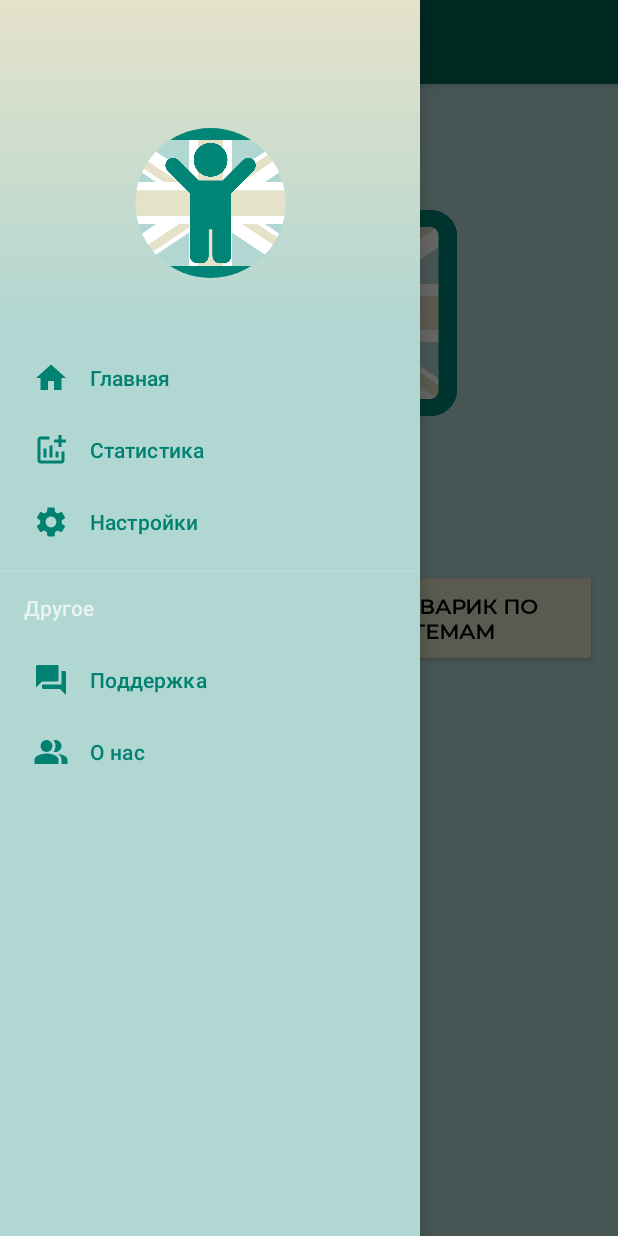
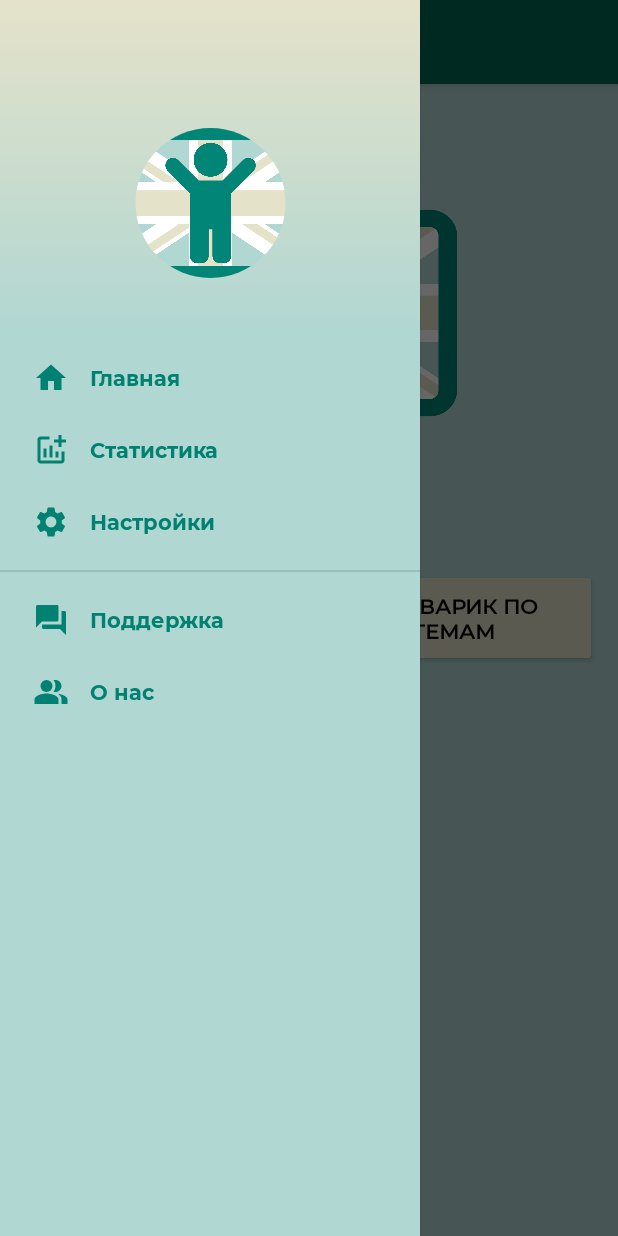
Before and after one commit to Soudagh/KidEng, an Android app: the screen it shows after launch (MainActivity), with the side drawer open, on a phone screen of 412 x 824 dp. Run offline under Robolectric (Android 15) with nearby library versions, the phone set to English and light mode, and no system bars; our stand-ins replace Room's generated code, navigation-ui; plain views replace RoundedImageView.

Commit message:
toolbars

```diff
--- a/app/src/main/java/com/example/kideng/ui/activities/GameActivity.java
+++ b/app/src/main/java/com/example/kideng/ui/activities/GameActivity.java
@@ -38,6 +38,7 @@ public class GameActivity extends AppCompatActivity {
         getSupportFragmentManager()
                 .beginTransaction()
                 .replace(R.id.container_start, GameTextFragment.newInstance(translate, goal, duration, themeList))
+                .addToBackStack(null)
                 .commit();
     }
 
--- a/app/src/main/java/com/example/kideng/ui/fragments/game/GameFragment.java
+++ b/app/src/main/java/com/example/kideng/ui/fragments/game/GameFragment.java
@@ -81,6 +81,9 @@ public class GameFragment extends Fragment {
 
         View view = inflater.inflate(R.layout.game_fragment, container, false);
 
+        skippedWords.clear();
+        Log.d("asfasf", String.valueOf(skippedWords));
+
         mCounterTimeTv = view.findViewById(R.id.time_counter_tv);
         mWordTv = view.findViewById(R.id.word_tv);
         mTranslateTv = view.findViewById(R.id.translate_et);
@@ -138,7 +141,7 @@ public class GameFragment extends Fragment {
             }
             rightAnswer = "";
             mTranslateTv.setText("");
-            onSkipClick(getView());
+            setWord();
             mTick.setVisibility(View.VISIBLE);
             mCross.setVisibility(View.INVISIBLE);
         } else {
@@ -169,6 +172,7 @@ public class GameFragment extends Fragment {
 
     private void endGame() {
         mCounterTimeTv.setText("");
+        Log.d("asfasf", String.valueOf(skippedWords));
         Activity activity = getActivity();
         if (activity instanceof GameActivity) {
             String rString = String.valueOf(rCounter);
--- a/app/src/main/res/layout/activity_main.xml
+++ b/app/src/main/res/layout/activity_main.xml
@@ -3,6 +3,7 @@
     xmlns:tools="http://schemas.android.com/tools"
     xmlns:app="http://schemas.android.com/apk/res-auto"
     android:id="@+id/drawer_layout"
+    style="@style/DrawerLayoutStyle"
     android:layout_width="match_parent"
     android:layout_height="match_parent"
     android:fitsSystemWindows="true"
@@ -16,15 +17,15 @@
 
     <com.google.android.material.navigation.NavigationView
         android:id="@+id/nav_view"
-        style="@style/MyText"
-        app:itemTextColor="@color/teal_500"
-        app:itemIconTint="@color/teal_500"
         android:layout_width="wrap_content"
         android:layout_height="match_parent"
         android:layout_gravity="start"
         android:background="@color/primary"
         android:fitsSystemWindows="true"
         app:headerLayout="@layout/nav_header"
+        app:itemIconTint="@color/teal_500"
+        app:itemTextAppearance="@style/MyText"
+        app:itemTextColor="@color/teal_500"
         app:menu="@menu/activity_main_drawer" />
 
    </androidx.drawerlayout.widget.DrawerLayout>
--- a/app/src/main/res/layout/game_text_fragment.xml
+++ b/app/src/main/res/layout/game_text_fragment.xml
@@ -6,6 +6,9 @@
     android:background="#B1D7D2"
     tools:context=".ui.fragments.game.GameTextFragment">
 
+    <androidx.appcompat.widget.Toolbar
+        android:id="@+id/toolbar"
+        style="@style/MyToolBar" />
 
     <LinearLayout
         android:layout_width="wrap_content"
--- a/app/src/main/res/menu/activity_main_drawer.xml
+++ b/app/src/main/res/menu/activity_main_drawer.xml
@@ -24,8 +24,7 @@
 
     </group>
 
-    <item android:title="@string/others">
-        <menu>
+    <group>
         <item android:id="@+id/nav_support"
             android:icon="@drawable/ic_help"
             android:title="@string/support"/>
@@ -33,7 +32,7 @@
         <item android:id="@+id/nav_about_us"
             android:icon="@drawable/ic_about_us"
             android:title="@string/about_us"/>
-        </menu>
-    </item>
+
+    </group>
 
 </menu>
--- a/app/src/main/res/menu/navigation_menu.xml
+++ b/app/src/main/res/menu/navigation_menu.xml
@@ -20,8 +20,7 @@
             android:title="@string/settings"/>
     </group>
 
-    <item android:title="Другое">
-        <menu>
+    <group>
         <item android:id="@+id/nav_support"
             android:icon="@drawable/ic_help"
             android:title="@string/support"/>
@@ -29,6 +28,5 @@
         <item android:id="@+id/nav_about_us"
             android:icon="@drawable/ic_about_us"
             android:title="@string/about_us"/>
+    </group>
 </menu>
-    </item>
-</menu>
--- a/app/src/main/res/values/themes.xml
+++ b/app/src/main/res/values/themes.xml
@@ -1,15 +1,13 @@
 <resources xmlns:tools="http://schemas.android.com/tools">
     <!-- Base application theme. -->
-    <style name="Theme.MyProject" parent="Theme.MaterialComponents.NoActionBar">
+    <style name="Theme.MyProject" parent="Theme.MaterialComponents.DayNight.NoActionBar">
 
+        <item name="android:forceDarkAllowed" tools:targetApi="q">true</item>
         <!-- Primary brand color. -->
-        <item name="colorPrimary">@color/teal_700</item>
-        <item name="colorPrimaryVariant">@color/primary</item>
-        <item name="colorOnPrimary">@color/white</item>
-        <item name="android:textColor">@color/teal_700</item>
+        <item name="colorPrimary">@color/primary</item>>
+        <item name="android:textColor">@color/white</item>
         <!-- Secondary brand color. -->
-        <item name="colorSecondary">@color/teal_700</item>
-        <item name="colorSecondaryVariant">@color/teal_700</item>
+        <item name="colorSecondary">@color/secondary</item>
         <item name="colorOnSecondary">@color/secondary</item>
 
         <!-- Status bar color. -->
@@ -50,7 +48,9 @@
         <item name="android:layout_height">?attr/actionBarSize</item>
         <item name="android:layout_width">match_parent</item>
         <item name="android:background">@color/teal_700</item>
+        <item name="titleTextColor">@color/white</item>
         <item name="navigationIcon">?attr/homeAsUpIndicator</item>
+        <item name="navigationIconTint">@color/white</item>
     </style>
 
     <style name="InputLayoutStyle" parent="Widget.MaterialComponents.TextInputLayout.OutlinedBox.Dense">
@@ -58,6 +58,10 @@
         <item name="boxStrokeWidth">2dp</item>
     </style>
 
+    <style name="DrawerLayoutStyle" parent="Widget.Material3.DrawerLayout">
+        <item name="android:textColor">@color/teal_700</item>
+    </style>
+
     <style name="Theme.MyApplicationTet.AppBarOverlay" parent="ThemeOverlay.AppCompat.Dark.ActionBar" />
 
     <style name="Theme.MyApplicationTet.PopupOverlay" parent="ThemeOverlay.AppCompat.Light" />
```
Also changed, not shown: app/src/main/java/com/example/kideng/ui/fragments/game/GameTextFragment.java (+12 -0 lines). Lines whose indentation alone changed are shown as unchanged.
